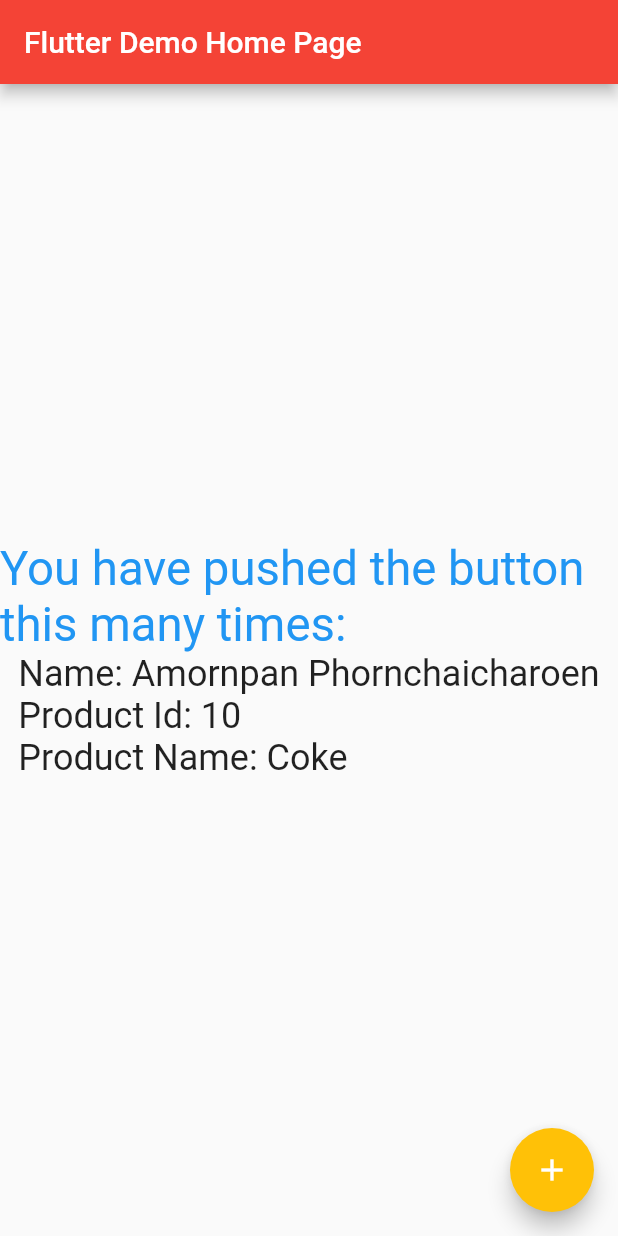
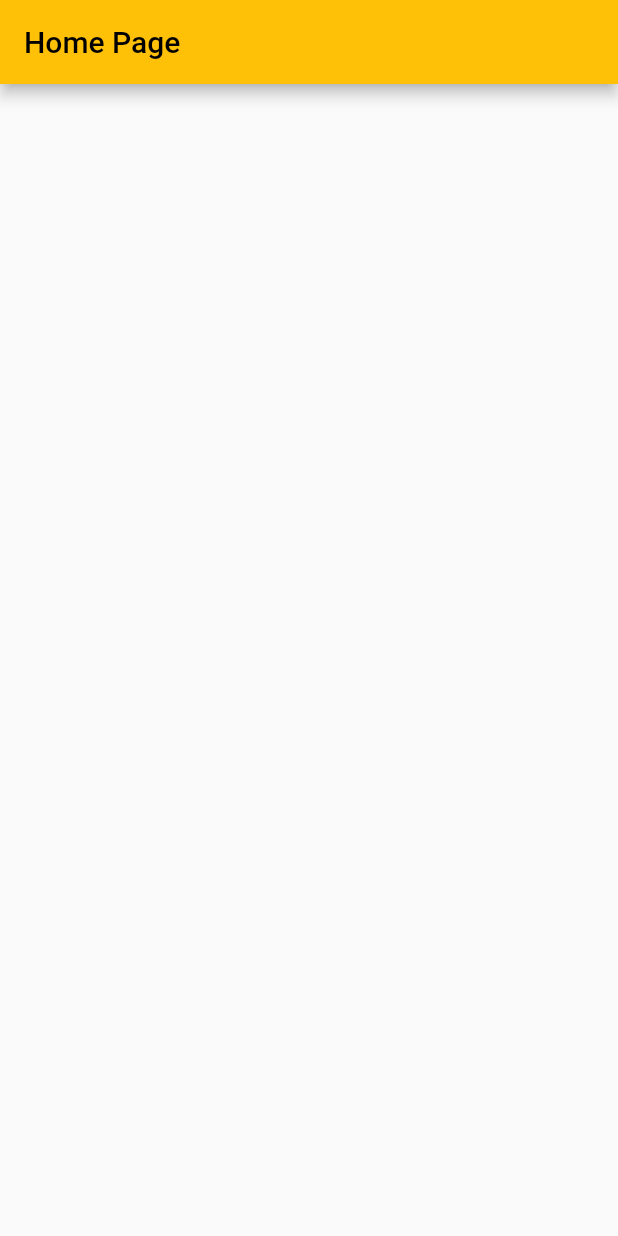
Before and after one commit to amornpan/flutter3x_nt, a Flutter app: the screen it shows after launch, on a phone screen of 412 x 824 dp. Run offline on Flutter 3.47's test engine with Material 2 defaults, Android fonts, the phone set to English and light mode, and no system bars.

Commit message:
create home_page.dart

```diff
--- a/lib/main.dart
+++ b/lib/main.dart
@@ -1,4 +1,5 @@
 import 'package:flutter/material.dart';
+import 'pages/home_page.dart';
 
 void main() {
   runApp(const MyApp());
@@ -7,123 +8,16 @@ void main() {
 class MyApp extends StatelessWidget {
   const MyApp({Key? key}) : super(key: key);
 
+
   // This widget is the root of your application.
   @override
   Widget build(BuildContext context) {
     return MaterialApp(
-      title: 'Flutter Demo',
+      title: 'NT R&D',
       theme: ThemeData(
-        // This is the theme of your application.
-        //
-        // Try running your application with "flutter run". You'll see the
-        // application has a blue toolbar. Then, without quitting the app, try
-        // changing the primarySwatch below to Colors.green and then invoke
-        // "hot reload" (press "r" in the console where you ran "flutter run",
-        // or simply save your changes to "hot reload" in a Flutter IDE).
-        // Notice that the counter didn't reset back to zero; the application
-        // is not restarted.
-        primarySwatch: Colors.red,
+        primarySwatch: Colors.amber,
       ),
-      home: const MyHomePage(title: 'Flutter Demo Home Page'),
+      home: const HomePage(),
     );
   }
 }
-
-class MyHomePage extends StatefulWidget {
-  const MyHomePage({Key? key, required this.title}) : super(key: key);
-
-  // This widget is the home page of your application. It is stateful, meaning
-  // that it has a State object (defined below) that contains fields that affect
-  // how it looks.
-
-  // This class is the configuration for the state. It holds the values (in this
-  // case the title) provided by the parent (in this case the App widget) and
-  // used by the build method of the State. Fields in a Widget subclass are
-  // always marked "final".
-
-  final String title;
-
-  @override
-  State<MyHomePage> createState() => _MyHomePageState();
-}
-
-class _MyHomePageState extends State<MyHomePage> {
-  int _counter = 0;
-
-  String fullname = 'Amornpan Phornchaicharoen';
-
-  Map<String, Object> product = {
-    'id': 10,
-    'name': 'Coke',
-  };
-
-  void _incrementCounter() {
-    setState(() {
-      print('## debug');
-      // This call to setState tells the Flutter framework that something has
-      // changed in this State, which causes it to rerun the build method below
-      // so that the display can reflect the updated values. If we changed
-      // _counter without calling setState(), then the build method would not be
-      // called again, and so nothing would appear to happen.
-      _counter++;
-    });
-  }
-
-  @override
-  Widget build(BuildContext context) {
-    // This method is rerun every time setState is called, for instance as done
-    // by the _incrementCounter method above.
-    //
-    // The Flutter framework has been optimized to make rerunning build methods
-    // fast, so that you can just rebuild anything that needs updating rather
-    // than having to individually change instances of widgets.
-    return Scaffold(
-      appBar: AppBar(
-        // Here we take the value from the MyHomePage object that was created by
-        // the App.build method, and use it to set our appbar title.
-        title: Text(widget.title),
-      ),
-      body: Center(
-        // Center is a layout widget. It takes a single child and positions it
-        // in the middle of the parent.
-        child: Column(
-          // Column is also a layout widget. It takes a list of children and
-          // arranges them vertically. By default, it sizes itself to fit its
-          // children horizontally, and tries to be as tall as its parent.
-          //
-          // Invoke "debug painting" (press "p" in the console, choose the
-          // "Toggle Debug Paint" action from the Flutter Inspector in Android
-          // Studio, or the "Toggle Debug Paint" command in Visual Studio Code)
-          // to see the wireframe for each widget.
-          //
-          // Column has various properties to control how it sizes itself and
-          // how it positions its children. Here we use mainAxisAlignment to
-          // center the children vertically; the main axis here is the vertical
-          // axis because Columns are vertical (the cross axis would be
-          // horizontal).
-          mainAxisAlignment: MainAxisAlignment.center,
-
-          children: <Widget>[
-            const Text(
-              'You have pushed the button this many times: ',
-              style: TextStyle(
-                color: Colors.blue,
-                fontSize: 31.6,
-              ),
-            ),
-            Text(
-              'Name: $fullname\nProduct Id: ${product['id']}\nProduct Name: ${product['name']}',
-              style: Theme.of(context).textTheme.headline5,
-            ),
-          ],
-        ),
-      ),
-      floatingActionButton: FloatingActionButton(
-        onPressed: _incrementCounter,
-        backgroundColor: Colors.amber,
-        tooltip: 'Increment',
-        child: const Icon(Icons.add),
-      ), // This trailing comma makes auto-formatting nicer for build methods.
-    );
-  }
-}
--- /dev/null
+++ b/lib/pages/home_page.dart
@@ -0,0 +1,19 @@
+import 'package:flutter/material.dart';
+
+class HomePage extends StatefulWidget {
+  const HomePage({Key? key}) : super(key: key);
+
+  @override
+  State<HomePage> createState() => _HomePageState();
+}
+
+class _HomePageState extends State<HomePage> {
+  @override
+  Widget build(BuildContext context) {
+    return Scaffold(
+      appBar: AppBar(
+        title: const Text('Home Page'),
+      ),
+    );
+  }
+}
```
